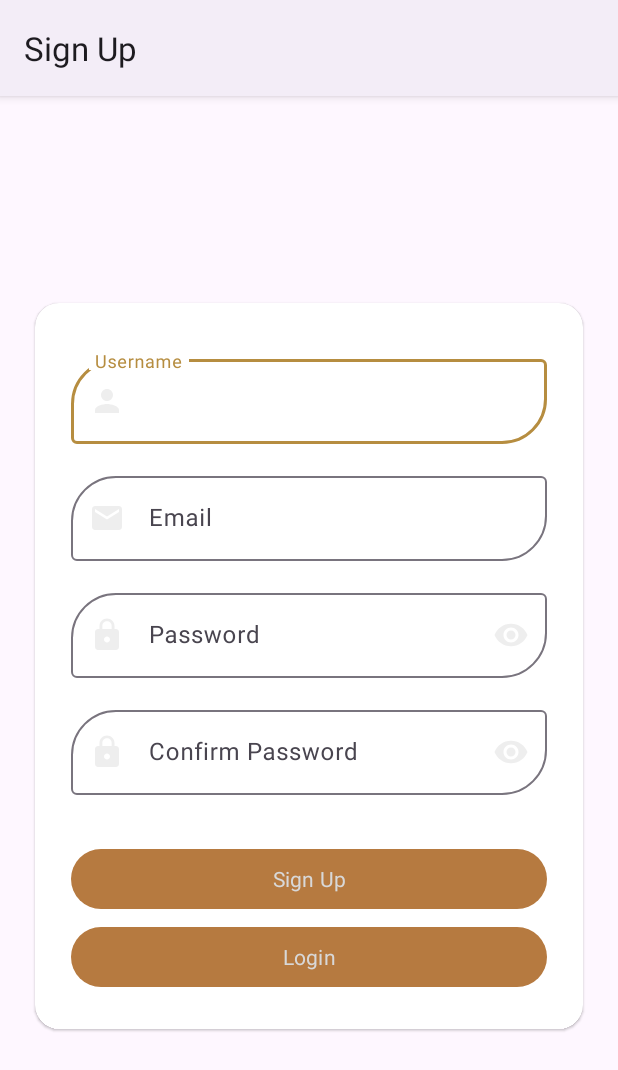
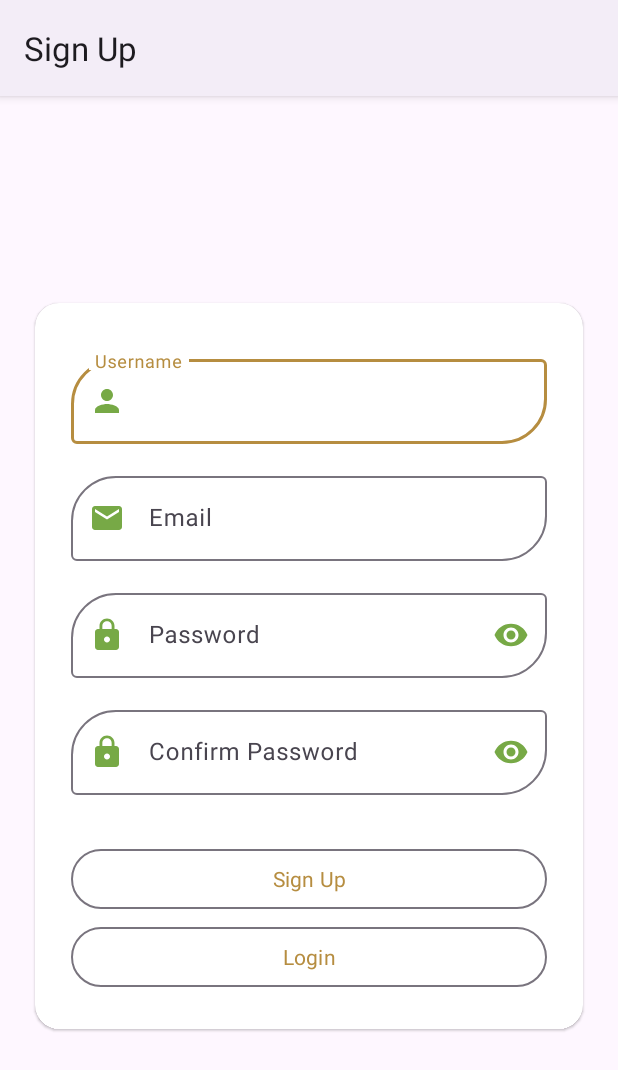
Before and after one commit to nutzbee/Collab-Tests, an Android app: the screen it shows after launch (SignupActivity), after a tap on "Get Recommendations", on a phone screen of 412 x 824 dp. Shown: the top 1070 px of the screen. Run offline under Robolectric (Android 15) with nearby library versions, the light colour scheme and no system bars; our stand-ins replace Volley.

Commit message:
Update 1332-23-2023

```diff
--- a/app/src/main/AndroidManifest.xml
+++ b/app/src/main/AndroidManifest.xml
@@ -8,7 +8,7 @@
         android:allowBackup="true"
         android:dataExtractionRules="@xml/data_extraction_rules"
         android:fullBackupContent="@xml/backup_rules"
-        android:icon="@drawable/diabeates_logo"
+        android:icon="@mipmap/ic_launcher"
         android:label="@string/app_name"
         android:networkSecurityConfig="@xml/network_security_config"
         android:supportsRtl="true"
--- a/app/src/main/java/foodrecommender/system/PredictionFragment.java
+++ b/app/src/main/java/foodrecommender/system/PredictionFragment.java
@@ -87,7 +87,7 @@ public class PredictionFragment extends Fragment {
             // Display an error message or perform appropriate action
             String message = "Please fill all the blanks";
             resultTextView.setText(message);
-            resultTextView.setTextColor(getResources().getColor(R.color.text_color_red, getContext().getTheme()));
+            resultTextView.setTextColor(getResources().getColor(com.google.android.material.R.color.design_default_color_error, getContext().getTheme()));
             resultTextView.setAlpha(1.0f);
             resultTextView.requestFocus();
         } else {
--- a/app/src/main/java/foodrecommender/system/SummaryFragment.java
+++ b/app/src/main/java/foodrecommender/system/SummaryFragment.java
@@ -63,9 +63,9 @@ public class SummaryFragment extends Fragment {
                     healthReport.setText(health_report);
                     recommendations.setText(recommendation);
                     if (health_report.equals("Excellent") || health_report.equals("Good")){
-                        healthReport.setTextColor(getResources().getColor(R.color.green, getContext().getTheme()));
+                        healthReport.setTextColor(getResources().getColor(com.google.android.material.R.color.design_default_color_on_primary, getContext().getTheme()));
                     } else {
-                        healthReport.setTextColor(getResources().getColor(R.color.text_color_red, getContext().getTheme()));
+                        healthReport.setTextColor(getResources().getColor(com.google.android.material.R.color.design_default_color_error, getContext().getTheme()));
                     }
                 } catch (JSONException e) {
                     e.printStackTrace();
--- a/app/src/main/res/layout/activity_signin.xml
+++ b/app/src/main/res/layout/activity_signin.xml
@@ -45,8 +45,7 @@
                     android:layout_width="match_parent"
                     android:layout_height="wrap_content"
                     android:hint="Email"
-                    android:inputType="textEmailAddress"
-                    android:textSize="16sp" />
+                    android:inputType="textEmailAddress" />
 
             </com.google.android.material.textfield.TextInputLayout>
 
@@ -66,8 +65,7 @@
                     android:layout_width="match_parent"
                     android:layout_height="wrap_content"
                     android:hint="Password"
-                    android:inputType="textPassword"
-                    android:textSize="16sp" />
+                    android:inputType="textPassword" />
 
             </com.google.android.material.textfield.TextInputLayout>
 
--- a/app/src/main/res/layout/fragment_prediction.xml
+++ b/app/src/main/res/layout/fragment_prediction.xml
@@ -222,9 +222,7 @@
                 android:layout_below="@id/age_inputlayout"
                 android:layout_centerHorizontal="true"
                 android:layout_marginTop="32dp"
-                android:text="Check"
-                android:textSize="16sp"
-                android:textStyle="bold" />
+                android:text="Check" />
 
         </RelativeLayout>
     </androidx.core.widget.NestedScrollView>
--- a/app/src/main/res/values-night/themes.xml
+++ b/app/src/main/res/values-night/themes.xml
@@ -20,6 +20,7 @@
         <item name="colorOnTertiaryContainer">@color/on_tertiary_container_night</item>
         <!-- Status bar color. -->
         <item name="android:statusBarColor">@color/status_bar_dark</item>
+        <item name="android:windowLightStatusBar">false</item>
         <!-- Customize your theme here. -->
         <item name="android:fontFamily">arial</item>
         <item name="materialCardViewStyle">@style/MaterialCardView.Dark</item>
@@ -38,13 +39,10 @@
     </style>
 
     <style name="TextViewStyle" parent="Widget.MaterialComponents.TextView">
-        <item name="android:textColor">@color/card_textview_color_night</item>
     </style>
 
-    <style name="MaterialCardView.Dark" parent="Widget.Material3.CardView.Outlined">
+    <style name="MaterialCardView.Dark" parent="Widget.Material3.CardView.Filled">
         <item name="cardPreventCornerOverlap">false</item>
-        <item name="cardBackgroundColor">@color/card_background_color_night</item>
-        <item name="colorOutline">@color/card_outline_color_night</item>
     </style>
 
     <style name="CardView.Dark" parent="Widget.MaterialComponents.CardView">
@@ -58,11 +56,9 @@
     </style>
 
     <!-- Define the style for RoundedButton -->
-    <style name="RoundedButton" parent="Widget.Material3.Button.TonalButton">
-        <item name="android:textSize">14sp</item>
+    <style name="RoundedButton" parent="Widget.Material3.Button.OutlinedButton">
     </style>
 
-    <style name="DeclineRoundedButton" parent="Widget.Material3.Button.TonalButton">
-        <item name="android:textSize">14sp</item>
+    <style name="DeclineRoundedButton" parent="Widget.Material3.Button.OutlinedButton">
     </style>
 </resources>
--- a/app/src/main/res/values/themes.xml
+++ b/app/src/main/res/values/themes.xml
@@ -20,6 +20,7 @@
         <item name="colorOnTertiaryContainer">@color/on_tertiary_container</item>
         <!-- Status bar color. -->
         <item name="android:statusBarColor">@color/status_bar_light</item>
+        <item name="android:windowLightStatusBar">true</item>
         <!-- Customize your theme here. -->
         <item name="android:fontFamily">arial</item>
         <item name="materialCardViewStyle">@style/MaterialCardView.Light</item>
@@ -38,14 +39,11 @@
     </style>
 
     <style name="TextViewStyle" parent="Widget.MaterialComponents.TextView">
-        <item name="android:textColor">@color/card_textview_color</item>
     </style>
 
     <!-- Style for MaterialCardView in dark theme -->
-    <style name="MaterialCardView.Light" parent="Widget.Material3.CardView.Outlined">
+    <style name="MaterialCardView.Light" parent="Widget.Material3.CardView.Filled">
         <item name="cardPreventCornerOverlap">false</item>
-        <item name="cardBackgroundColor">@color/card_background_color</item>
-        <item name="colorOutline">@color/card_outline_color</item>
     </style>
 
     <style name="CardView.Light" parent="Widget.MaterialComponents.CardView">
@@ -60,10 +58,10 @@
     </style>
 
     <!-- Define the style for RoundedButton -->
-    <style name="RoundedButton" parent="Widget.Material3.Button.TonalButton">
+    <style name="RoundedButton" parent="Widget.Material3.Button.OutlinedButton">
     </style>
 
-    <style name="DeclineRoundedButton" parent="Widget.Material3.Button.TonalButton">
+    <style name="DeclineRoundedButton" parent="Widget.Material3.Button.OutlinedButton">
     </style>
 
 </resources>
```
Also changed, not shown: app/src/main/res/values/colors.xml (+8 -63 lines), app/src/main/res/values/strings.xml (+4 -4 lines).
